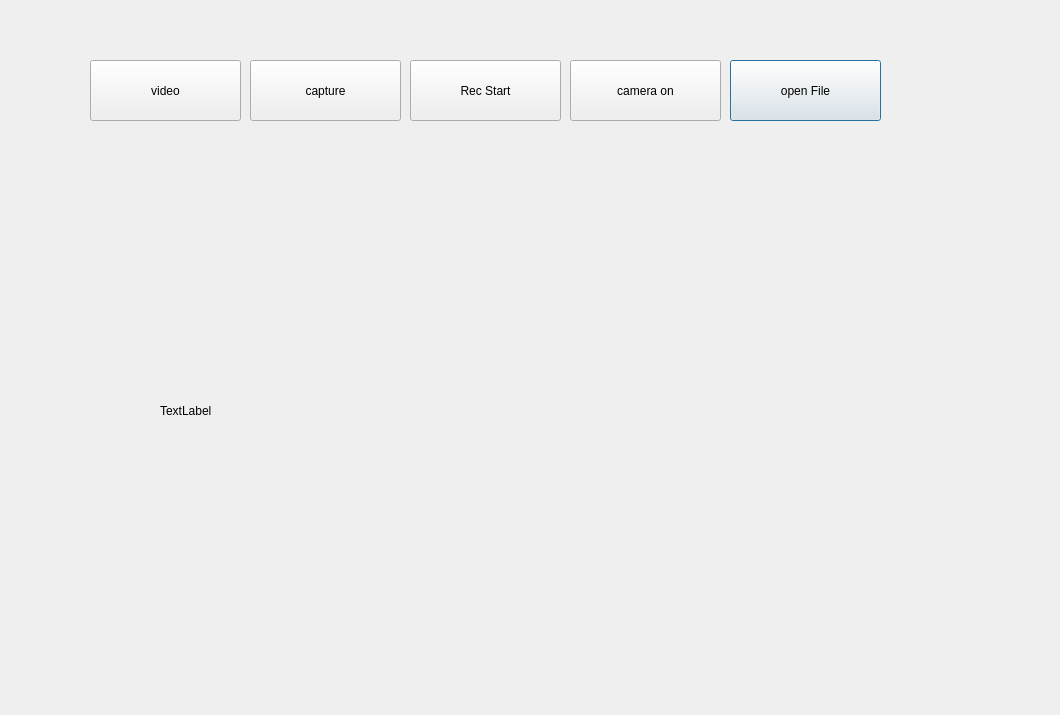
The window that project/cameraApp/cameraApp.ui (beanwork/dev_ws3) describes before a commit, drawn with Qt 5.
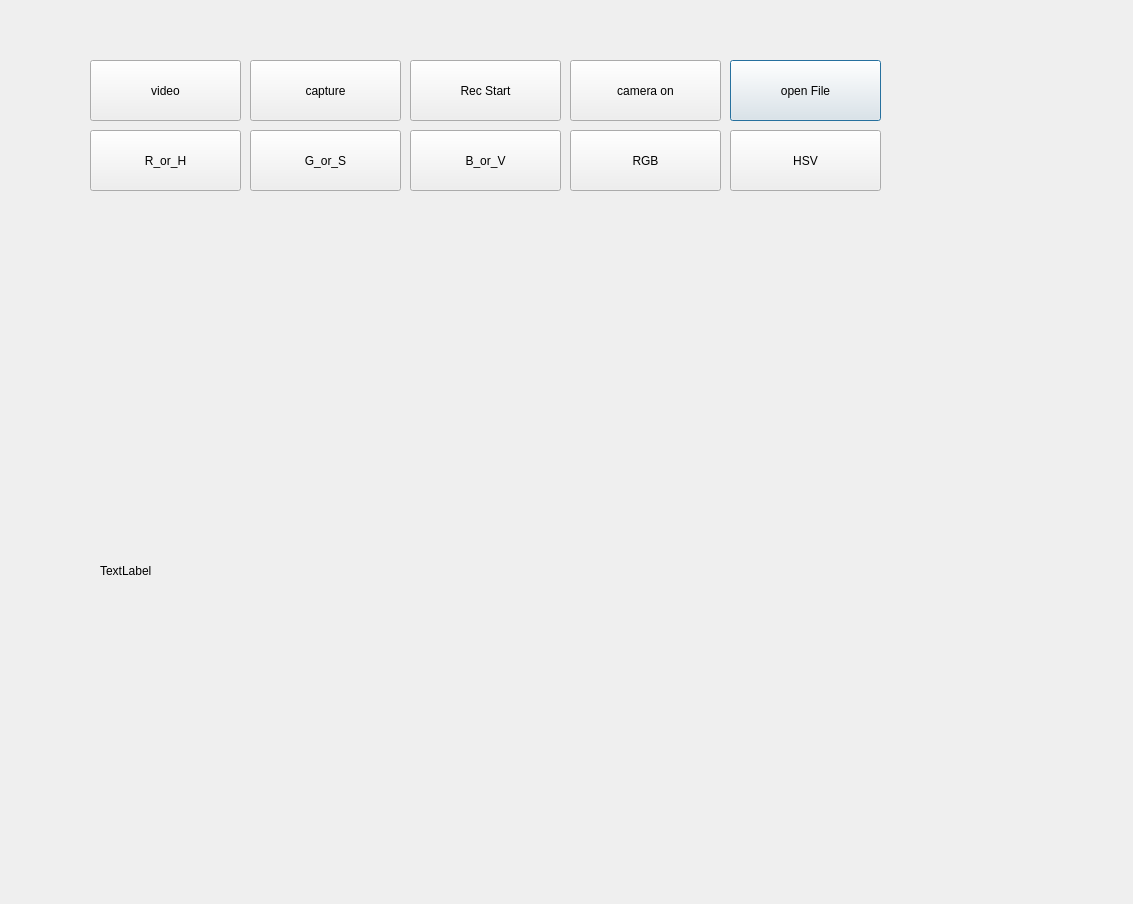
The same window after the commit.

Diff of the .ui file:
```diff
--- a/project/cameraApp/cameraApp.ui
+++ b/project/cameraApp/cameraApp.ui
@@ -6,8 +6,8 @@
    <rect>
     <x>0</x>
     <y>0</y>
-    <width>1060</width>
-    <height>715</height>
+    <width>1133</width>
+    <height>904</height>
    </rect>
   </property>
   <property name="windowTitle">
@@ -29,10 +29,10 @@
   <widget class="QLabel" name="label">
    <property name="geometry">
     <rect>
-     <x>160</x>
-     <y>180</y>
-     <width>661</width>
-     <height>461</height>
+     <x>100</x>
+     <y>270</y>
+     <width>951</width>
+     <height>601</height>
     </rect>
    </property>
    <property name="text">
@@ -91,6 +91,71 @@
     <string>video</string>
    </property>
   </widget>
+  <widget class="QPushButton" name="R_or_H">
+   <property name="geometry">
+    <rect>
+     <x>90</x>
+     <y>130</y>
+     <width>151</width>
+     <height>61</height>
+    </rect>
+   </property>
+   <property name="text">
+    <string>R_or_H</string>
+   </property>
+  </widget>
+  <widget class="QPushButton" name="G_or_S">
+   <property name="geometry">
+    <rect>
+     <x>250</x>
+     <y>130</y>
+     <width>151</width>
+     <height>61</height>
+    </rect>
+   </property>
+   <property name="text">
+    <string>G_or_S</string>
+   </property>
+  </widget>
+  <widget class="QPushButton" name="B_or_V">
+   <property name="geometry">
+    <rect>
+     <x>410</x>
+     <y>130</y>
+     <width>151</width>
+     <height>61</height>
+    </rect>
+   </property>
+   <property name="text">
+    <string>B_or_V</string>
+   </property>
+  </widget>
+  <widget class="QPushButton" name="RGB">
+   <property name="geometry">
+    <rect>
+     <x>570</x>
+     <y>130</y>
+     <width>151</width>
+     <height>61</height>
+    </rect>
+   </property>
+   <property name="text">
+    <string>RGB</string>
+   </property>
+  </widget>
+  <widget class="QPushButton" name="HSV">
+   <property name="geometry">
+    <rect>
+     <x>730</x>
+     <y>130</y>
+     <width>151</width>
+     <height>61</height>
+    </rect>
+   </property>
+   <property name="text">
+    <string>HSV</string>
+   </property>
+  </widget>
  </widget>
  <resources/>
  <connections/>
```
